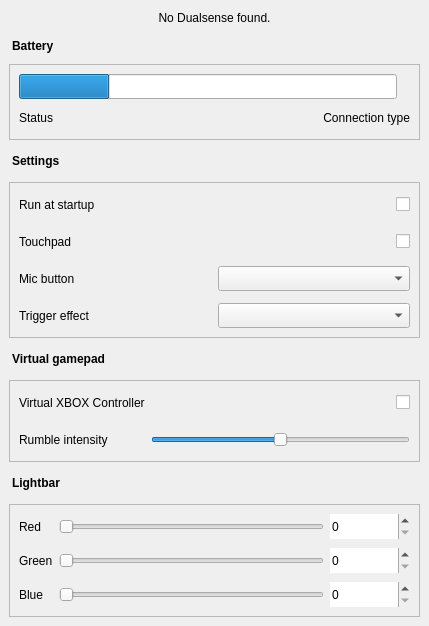
Odizinne/makeSense, file src/ui/design.ui: the form before one commit.
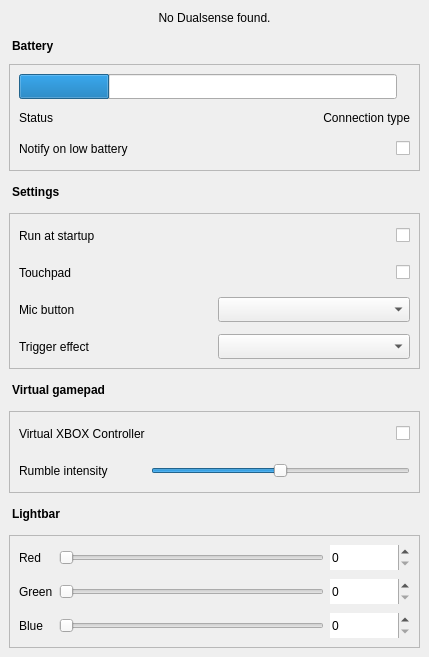
The form after the commit.

Commit message: added low battery notification option

Patch:
```diff
--- a/src/ui/design.ui
+++ b/src/ui/design.ui
@@ -7,7 +7,7 @@
     <x>0</x>
     <y>0</y>
     <width>429</width>
-    <height>626</height>
+    <height>657</height>
    </rect>
   </property>
   <property name="windowTitle">
@@ -339,6 +339,35 @@
               </property>
              </widget>
             </item>
+            <item row="1" column="0">
+             <widget class="QLabel" name="label_6">
+              <property name="minimumSize">
+               <size>
+                <width>0</width>
+                <height>25</height>
+               </size>
+              </property>
+              <property name="text">
+               <string>Notify on low battery</string>
+              </property>
+             </widget>
+            </item>
+            <item row="1" column="1">
+             <widget class="QCheckBox" name="batteryNotificationBox">
+              <property name="minimumSize">
+               <size>
+                <width>0</width>
+                <height>25</height>
+               </size>
+              </property>
+              <property name="layoutDirection">
+               <enum>Qt::LayoutDirection::RightToLeft</enum>
+              </property>
+              <property name="text">
+               <string/>
+              </property>
+             </widget>
+            </item>
            </layout>
           </item>
          </layout>
```
The commit also changes 2 other files.
